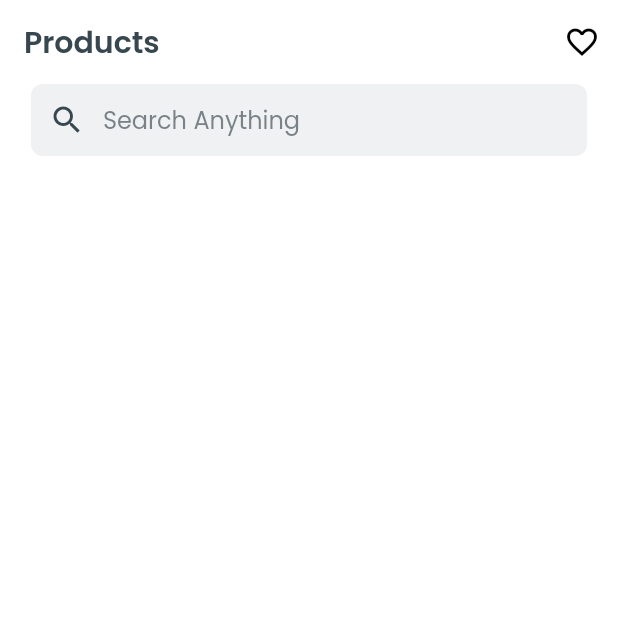
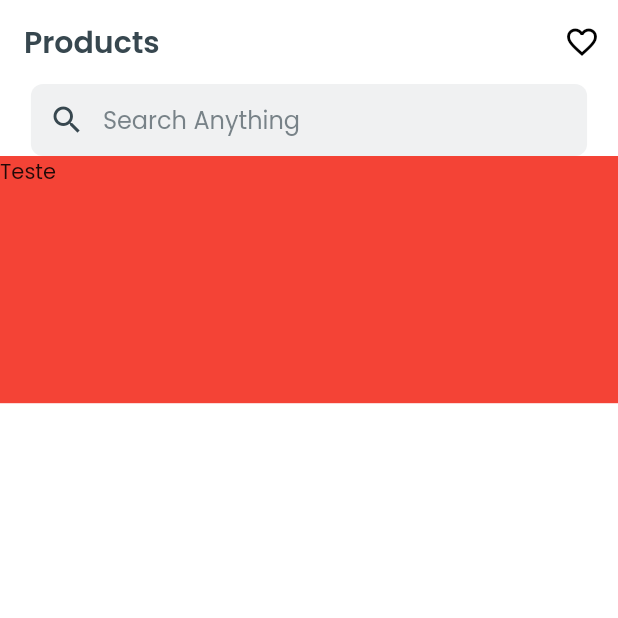
Before and after one commit to anselmo157/bemoltest, a Flutter app: the screen it shows after launch, on a phone screen of 412 x 824 dp, the top half of it. Run offline on Flutter 3.47's test engine with Material 2 defaults, Android fonts, the phone set to English and light mode, and no system bars.

Commit message:
Update home page and add widget product ite

```diff
--- a/lib/ui/pages/home_page.dart
+++ b/lib/ui/pages/home_page.dart
@@ -1,3 +1,4 @@
+import 'package:bemoltest/ui/widgets/product_item.dart';
 import 'package:flutter/material.dart';
 
 class HomePage extends StatelessWidget {
@@ -55,6 +56,7 @@ class HomePage extends StatelessWidget {
               ),
             ),
           ),
+          const ProductItem(),
         ],
       ),
     );
--- /dev/null
+++ b/lib/ui/widgets/product_item.dart
@@ -0,0 +1,17 @@
+import 'package:flutter/material.dart';
+
+class ProductItem extends StatelessWidget {
+  const ProductItem({super.key});
+
+  @override
+  Widget build(BuildContext context) {
+    Size size = MediaQuery.of(context).size;
+
+    return Container(
+      color: Colors.red,
+      height: size.height * 0.2,
+      width: size.width,
+      child: const Text('Teste'),
+    );
+  }
+}
```
Also changed, not shown: pubspec.lock.
